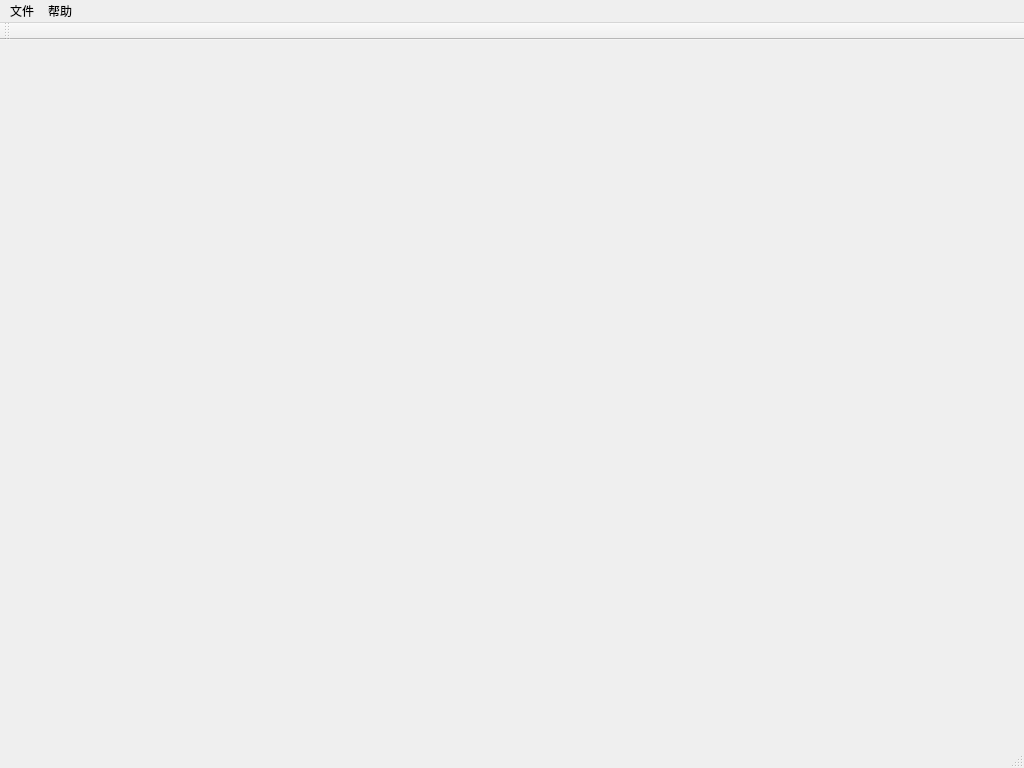
169821451/Statistics_system_of_external_personnel, file mainwindow.ui: the form before one commit.
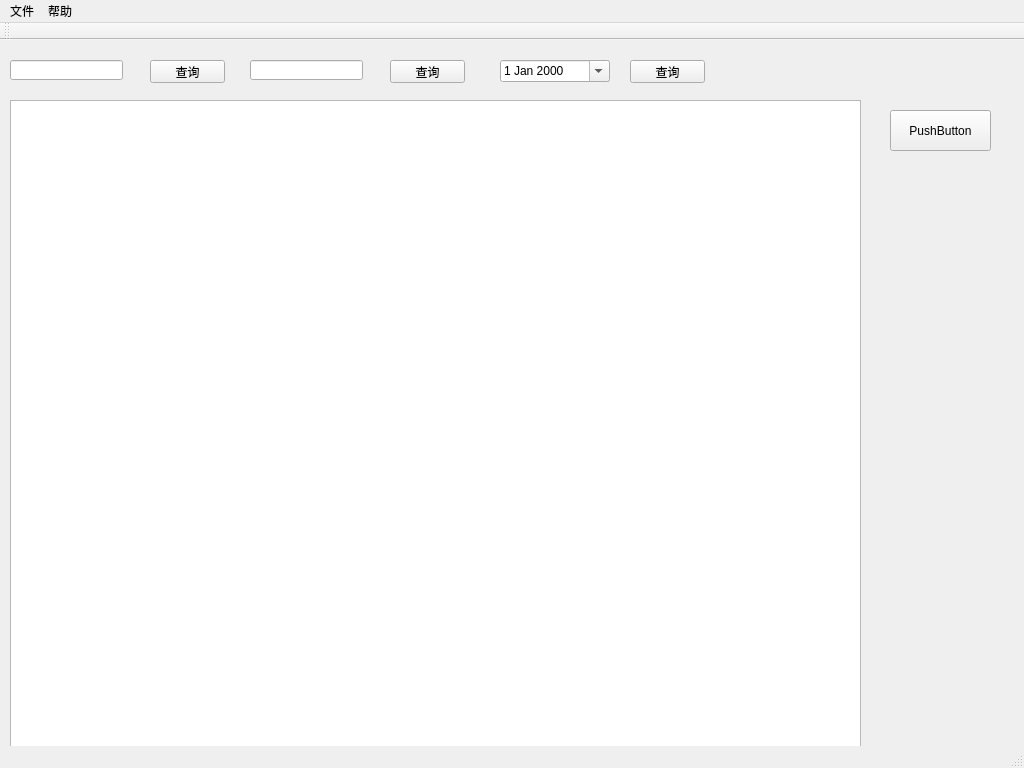
The form after the commit.

Commit message: 登录注册界面全部完成（UI除外），mainwindow界面表格绘制完成，未连接数据库

```diff
--- a/mainwindow.ui
+++ b/mainwindow.ui
@@ -13,7 +13,103 @@
   <property name="windowTitle">
    <string>MainWindow</string>
   </property>
-  <widget class="QWidget" name="centralWidget"/>
+  <widget class="QWidget" name="centralWidget">
+   <widget class="QTableWidget" name="tableWidget">
+    <property name="geometry">
+     <rect>
+      <x>10</x>
+      <y>60</y>
+      <width>851</width>
+      <height>651</height>
+     </rect>
+    </property>
+   </widget>
+   <widget class="QPushButton" name="pushButton">
+    <property name="geometry">
+     <rect>
+      <x>890</x>
+      <y>70</y>
+      <width>101</width>
+      <height>41</height>
+     </rect>
+    </property>
+    <property name="text">
+     <string>PushButton</string>
+    </property>
+   </widget>
+   <widget class="QPushButton" name="nameselect_2">
+    <property name="geometry">
+     <rect>
+      <x>150</x>
+      <y>20</y>
+      <width>75</width>
+      <height>23</height>
+     </rect>
+    </property>
+    <property name="text">
+     <string>查询</string>
+    </property>
+   </widget>
+   <widget class="QLineEdit" name="nameselect">
+    <property name="geometry">
+     <rect>
+      <x>10</x>
+      <y>20</y>
+      <width>113</width>
+      <height>20</height>
+     </rect>
+    </property>
+   </widget>
+   <widget class="QPushButton" name="addressselect">
+    <property name="geometry">
+     <rect>
+      <x>390</x>
+      <y>20</y>
+      <width>75</width>
+      <height>23</height>
+     </rect>
+    </property>
+    <property name="text">
+     <string>查询</string>
+    </property>
+   </widget>
+   <widget class="QLineEdit" name="address">
+    <property name="geometry">
+     <rect>
+      <x>250</x>
+      <y>20</y>
+      <width>113</width>
+      <height>20</height>
+     </rect>
+    </property>
+   </widget>
+   <widget class="QDateEdit" name="dateEdit">
+    <property name="geometry">
+     <rect>
+      <x>500</x>
+      <y>20</y>
+      <width>110</width>
+      <height>22</height>
+     </rect>
+    </property>
+    <property name="calendarPopup">
+     <bool>true</bool>
+    </property>
+   </widget>
+   <widget class="QPushButton" name="Dateselect">
+    <property name="geometry">
+     <rect>
+      <x>630</x>
+      <y>20</y>
+      <width>75</width>
+      <height>23</height>
+     </rect>
+    </property>
+    <property name="text">
+     <string>查询</string>
+    </property>
+   </widget>
+  </widget>
   <widget class="QMenuBar" name="menuBar">
    <property name="geometry">
     <rect>
```
The commit also changes 6 other files.
